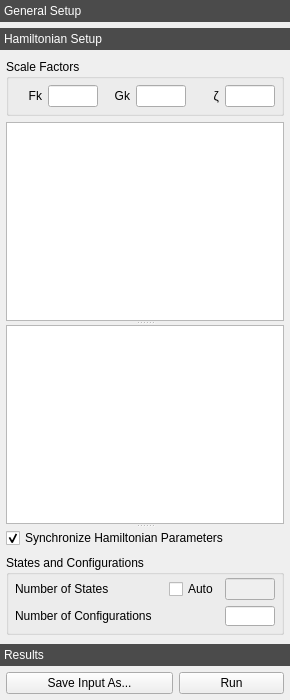
mretegan/crispy, file crispy/resources/gui/uis/quanty/main.ui: the form before one commit.
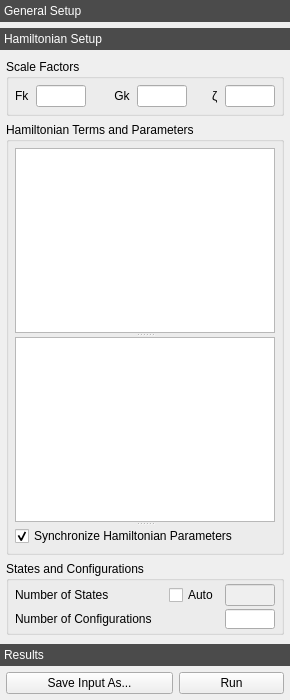
The form after the commit. The open tabs and pages were chosen to show the change. Custom widgets are drawn as their Qt base class.

The edit to the form file:
```diff
--- a/crispy/resources/gui/uis/quanty/main.ui
+++ b/crispy/resources/gui/uis/quanty/main.ui
@@ -582,7 +582,7 @@
               <item>
                <widget class="QLabel" name="eps11Label">
                 <property name="text">
-                 <string>&lt;html&gt;&lt;head/&gt;&lt;body&gt;&lt;p&gt;&lt;span style=&quot; font-weight:600;&quot;&gt;ε&lt;/span&gt;&lt;span style=&quot; vertical-align:sub;&quot;&gt;V&lt;/span&gt; (x, y, z)&lt;/p&gt;&lt;/body&gt;&lt;/html&gt;</string>
+                 <string>&lt;html&gt;&lt;head/&gt;&lt;body&gt;&lt;p&gt;&lt;span style=&quot; font-weight:600;&quot;&gt;ε&lt;/span&gt;&lt;span style=&quot; vertical-align:sub;&quot;&gt;v&lt;/span&gt; (x, y, z)&lt;/p&gt;&lt;/body&gt;&lt;/html&gt;</string>
                 </property>
                </widget>
               </item>
@@ -631,7 +631,7 @@
               <item>
                <widget class="QLabel" name="eps12Label">
                 <property name="text">
-                 <string>&lt;html&gt;&lt;head/&gt;&lt;body&gt;&lt;p&gt;&lt;span style=&quot; font-weight:600;&quot;&gt;ε&lt;/span&gt;&lt;span style=&quot; vertical-align:sub;&quot;&gt;H&lt;/span&gt; (x, y, z)&lt;/p&gt;&lt;/body&gt;&lt;/html&gt;</string>
+                 <string>&lt;html&gt;&lt;head/&gt;&lt;body&gt;&lt;p&gt;&lt;span style=&quot; font-weight:600;&quot;&gt;ε&lt;/span&gt;&lt;span style=&quot; vertical-align:sub;&quot;&gt;h&lt;/span&gt; (x, y, z)&lt;/p&gt;&lt;/body&gt;&lt;/html&gt;</string>
                 </property>
                </widget>
               </item>
@@ -1054,9 +1054,6 @@
         <string>Hamiltonian Setup</string>
        </attribute>
        <layout class="QVBoxLayout" name="verticalLayout">
-        <property name="spacing">
-         <number>6</number>
-        </property>
         <property name="leftMargin">
          <number>6</number>
         </property>
@@ -1077,7 +1074,7 @@
           <property name="title">
            <string>Scale Factors</string>
           </property>
-          <layout class="QVBoxLayout" name="verticalLayout_5">
+          <layout class="QVBoxLayout" name="_8">
            <property name="spacing">
             <number>6</number>
            </property>
@@ -1097,17 +1094,11 @@
             <layout class="QHBoxLayout" name="scalingHBoxLayout">
              <item>
               <widget class="QLabel" name="gkLabel">
-               <property name="sizePolicy">
-                <sizepolicy hsizetype="Preferred" vsizetype="Preferred">
-                 <horstretch>0</horstretch>
-                 <verstretch>0</verstretch>
-                </sizepolicy>
-               </property>
                <property name="text">
                 <string>Fk</string>
                </property>
                <property name="alignment">
-                <set>Qt::AlignRight|Qt::AlignTrailing|Qt::AlignVCenter</set>
+                <set>Qt::AlignLeading|Qt::AlignLeft|Qt::AlignVCenter</set>
                </property>
               </widget>
              </item>
@@ -1130,13 +1121,26 @@
                </property>
               </widget>
              </item>
+             <item>
+              <spacer name="horizontalSpacer_2">
+               <property name="orientation">
+                <enum>Qt::Horizontal</enum>
+               </property>
+               <property name="sizeHint" stdset="0">
+                <size>
+                 <width>0</width>
+                 <height>0</height>
+                </size>
+               </property>
+              </spacer>
+             </item>
              <item>
               <widget class="QLabel" name="fkLabel">
                <property name="text">
                 <string> Gk</string>
                </property>
                <property name="alignment">
-                <set>Qt::AlignRight|Qt::AlignTrailing|Qt::AlignVCenter</set>
+                <set>Qt::AlignLeading|Qt::AlignLeft|Qt::AlignVCenter</set>
                </property>
               </widget>
              </item>
@@ -1159,13 +1163,26 @@
                </property>
               </widget>
              </item>
+             <item>
+              <spacer name="horizontalSpacer_3">
+               <property name="orientation">
+                <enum>Qt::Horizontal</enum>
+               </property>
+               <property name="sizeHint" stdset="0">
+                <size>
+                 <width>0</width>
+                 <height>0</height>
+                </size>
+               </property>
+              </spacer>
+             </item>
              <item>
               <widget class="QLabel" name="zetaLabel">
                <property name="text">
                 <string>ζ</string>
                </property>
                <property name="alignment">
-                <set>Qt::AlignRight|Qt::AlignTrailing|Qt::AlignVCenter</set>
+                <set>Qt::AlignLeading|Qt::AlignLeft|Qt::AlignVCenter</set>
                </property>
               </widget>
              </item>
@@ -1194,6 +1211,27 @@
          </widget>
         </item>
         <item>
+         <widget class="QGroupBox" name="hamiltonianGroupBox">
+          <property name="title">
+           <string>Hamiltonian Terms and Parameters</string>
+          </property>
+          <layout class="QVBoxLayout" name="_4">
+           <property name="spacing">
+            <number>6</number>
+           </property>
+           <property name="leftMargin">
+            <number>6</number>
+           </property>
+           <property name="topMargin">
+            <number>6</number>
+           </property>
+           <property name="rightMargin">
+            <number>6</number>
+           </property>
+           <property name="bottomMargin">
+            <number>6</number>
+           </property>
+           <item>
          <widget class="QSplitter" name="hamiltonianSplitter">
           <property name="orientation">
            <enum>Qt::Vertical</enum>
@@ -1205,20 +1243,14 @@
            <property name="toolTip">
             <string>&lt;html&gt;&lt;head/&gt;&lt;body&gt;&lt;p&gt;Use the check boxes to select the Hamiltonian terms included in the calculation. Left-click on the term's name to display its parameters in the view below. &lt;/p&gt;&lt;/body&gt;&lt;/html&gt;</string>
            </property>
-           <property name="frameShape">
-            <enum>QFrame::StyledPanel</enum>
-           </property>
            <property name="tabKeyNavigation">
             <bool>true</bool>
            </property>
            <property name="alternatingRowColors">
             <bool>true</bool>
            </property>
-           <property name="isWrapping" stdset="0">
-            <bool>false</bool>
-           </property>
-          </widget>
-          <widget class="TreeView" name="hamiltonianParametersView">
+             </widget>
+             <widget class="HamiltonianParametersView" name="hamiltonianParametersView">
            <property name="toolTip">
             <string>&lt;html&gt;&lt;head/&gt;&lt;body&gt;&lt;p&gt;Double-click to edit the value or the scale factor of a parameter.&lt;/p&gt;&lt;/body&gt;&lt;/html&gt;</string>
            </property>
@@ -1248,6 +1280,9 @@
           </widget>
          </widget>
         </item>
+          </layout>
+         </widget>
+        </item>
         <item>
          <widget class="QGroupBox" name="statesAndConfigurationsGroupBox">
           <property name="title">
@@ -1336,15 +1371,6 @@
            </item>
            <item>
             <layout class="QHBoxLayout" name="nConfigurationsHBoxLayout">
-             <property name="leftMargin">
-              <number>0</number>
-             </property>
-             <property name="topMargin">
-              <number>3</number>
-             </property>
-             <property name="bottomMargin">
-              <number>3</number>
-             </property>
              <item>
               <widget class="QLabel" name="nConfigurationsLabel">
                <property name="toolTip">
@@ -1500,34 +1526,34 @@
  </widget>
  <customwidgets>
   <customwidget>
-   <class>TreeView</class>
+   <class>HamiltonianParametersView</class>
    <extends>QTreeView</extends>
-   <header>.views.treeview</header>
+   <header>.views</header>
   </customwidget>
   <customwidget>
    <class>ComboBox</class>
    <extends>QComboBox</extends>
-   <header>.widgets.combobox</header>
+   <header>.widgets</header>
   </customwidget>
   <customwidget>
    <class>IntLineEdit</class>
    <extends>QLineEdit</extends>
-   <header>.widgets.lineedit</header>
+   <header>.widgets</header>
   </customwidget>
   <customwidget>
    <class>DoubleLineEdit</class>
    <extends>QLineEdit</extends>
-   <header>.widgets.lineedit</header>
+   <header>.widgets</header>
   </customwidget>
   <customwidget>
    <class>VectorLineEdit</class>
    <extends>QLineEdit</extends>
-   <header>.widgets.lineedit</header>
+   <header>.widgets</header>
   </customwidget>
   <customwidget>
    <class>DoubleListLineEdit</class>
    <extends>QLineEdit</extends>
-   <header>.widgets.lineedit</header>
+   <header>.widgets</header>
   </customwidget>
  </customwidgets>
  <tabstops>
@@ -1552,12 +1578,6 @@
   <tabstop>e2GaussianLineEdit</tabstop>
   <tabstop>k2LineEdit</tabstop>
   <tabstop>eps21LineEdit</tabstop>
-  <tabstop>fkLineEdit</tabstop>
-  <tabstop>gkLineEdit</tabstop>
-  <tabstop>zetaLineEdit</tabstop>
-  <tabstop>hamiltonianTermsView</tabstop>
-  <tabstop>hamiltonianParametersView</tabstop>
-  <tabstop>syncParametersCheckBox</tabstop>
   <tabstop>nPsisAutoCheckBox</tabstop>
   <tabstop>nPsisLineEdit</tabstop>
   <tabstop>nConfigurationsLineEdit</tabstop>
```
Lines whose indentation alone changed are shown as unchanged.
